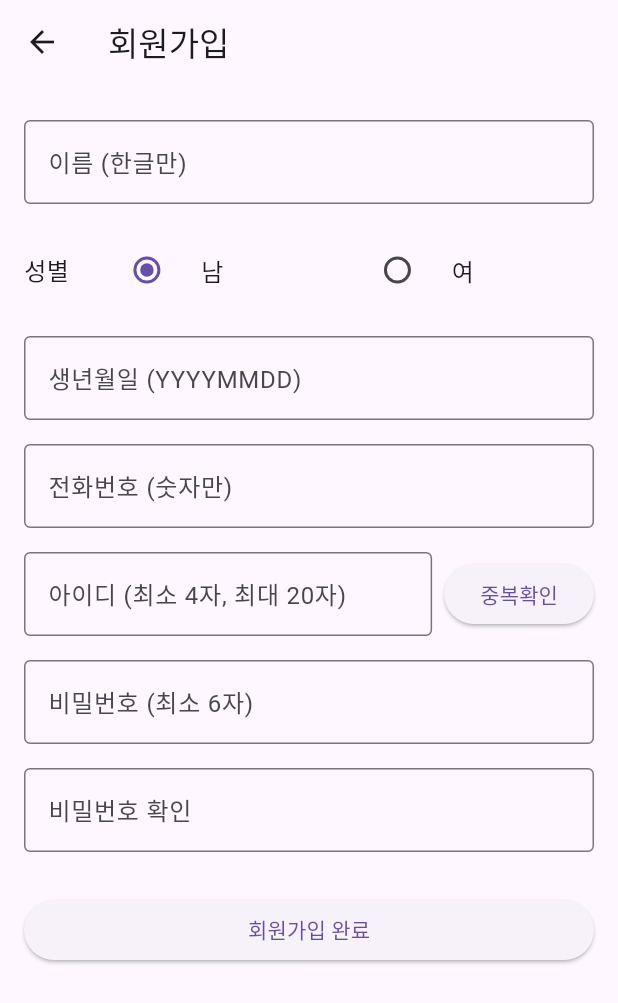
After one commit to Leeyeon52/yolo-flutter-app0709, a Flutter app: the screen it shows after launch, after a tap on "회원가입 하기", on a phone screen of 412 x 824 dp. The commit adds this screen. Shown: the top 1003 px of the screen. Run offline on Flutter 3.47's test engine with Material 3 defaults, Android fonts, the phone set to English and light mode, and no system bars; our stand-ins replace go_router, image_picker, plugin_platform_interface.

Commit message:
로그인아무값이나 넣어야함, 회원가입화면 붙여놨음

```diff
--- a/example/lib/main.dart
+++ b/example/lib/main.dart
@@ -1,24 +1,35 @@
 import 'package:flutter/material.dart';
-import 'presentation/screens/login_screen.dart';
+import 'package:go_router/go_router.dart';
+import 'package:provider/provider.dart';
+
+import 'presentation/viewmodel/auth_viewmodel.dart';
+import 'services/router.dart';
 
 void main() {
-  const String globalBaseUrl = "https://d9988bfda490.ngrok-free.app"; // 여기에 실제 백엔드 URL을 입력하세요.
-
+  const String globalBaseUrl = "https://d9988bfda490.ngrok-free.app";
   runApp(
-    const YOLOExampleApp(baseUrl: globalBaseUrl),
+    MultiProvider(
+      providers: [
+        ChangeNotifierProvider(
+          create: (_) => AuthViewModel(baseUrl: globalBaseUrl),
+        ),
+      ],
+      child: YOLOExampleApp(baseUrl: globalBaseUrl),
+    ),
   );
 }
 
 class YOLOExampleApp extends StatelessWidget {
-  final String baseUrl; // baseUrl을 받을 수 있도록 필드 추가
+  final String baseUrl;
 
-  const YOLOExampleApp({super.key, required this.baseUrl}); // 생성자에 baseUrl 추가
+  const YOLOExampleApp({super.key, required this.baseUrl});
+
   @override
   Widget build(BuildContext context) {
-    return MaterialApp(
+    return MaterialApp.router(
       title: 'YOLO Plugin Example',
-      home: LoginScreen(baseUrl: baseUrl), // LoginScreen에 baseUrl 전달 (LoginScreen 수정 필요)
       debugShowCheckedModeBanner: false,
+      routerConfig: createRouter(baseUrl),
     );
   }
 }
--- /dev/null
+++ b/example/lib/presentation/model/user.dart
@@ -0,0 +1,48 @@
+class User {
+  final int id; // 백엔드의 id에 해당
+  final String username;
+  final String? name; // nullable String
+  final String? gender; // nullable String
+  final String? birth; // nullable String
+  final String? phone; // nullable String
+  final String? address; // nullable String
+
+  User({
+    required this.id,
+    required this.username,
+    this.name,
+    this.gender,
+    this.birth,
+    this.phone,
+    this.address,
+  });
+
+  // JSON 데이터로부터 User 객체를 생성하는 팩토리 생성자
+  factory User.fromJson(Map<String, dynamic> json) {
+    // 백엔드 응답이 {"id": ..., "username": ...} 형태이므로,
+    // json['id']와 json['username']을 직접 참조해야 합니다.
+    return User(
+      id: json['id'] as int, // ✅ 이 부분이 json['userId']가 아닌 json['id']여야 합니다.
+      username: json['username'] as String, // 백엔드 응답의 'username'을 String 타입으로 파싱
+      // 로그인 응답에 없는 필드들은 null-safe하게 처리
+      name: json['name'] as String?,
+      gender: json['gender'] as String?,
+      birth: json['birth'] as String?,
+      phone: json['phone'] as String?,
+      address: json['address'] as String?,
+    );
+  }
+
+  // User 객체를 JSON으로 변환하는 메서드 (필요시)
+  Map<String, dynamic> toJson() {
+    return {
+      'id': id,
+      'username': username,
+      'name': name,
+      'gender': gender,
+      'birth': birth,
+      'phone': phone,
+      'address': address,
+    };
+  }
+}
--- a/example/lib/presentation/screens/camera_inference_screen.dart
+++ b/example/lib/presentation/screens/camera_inference_screen.dart
@@ -2,9 +2,9 @@ import 'package:flutter/material.dart';
 import 'package:ultralytics_yolo/yolo.dart';
 import 'package:ultralytics_yolo/yolo_result.dart';
 import 'package:ultralytics_yolo/yolo_view.dart';
-import '../../models/model_type.dart';
-import '../../models/slider_type.dart';
-import '../../services/model_manager.dart';
+import '/models/model_type.dart';
+import '/models/slider_type.dart';
+import '/services/model_manager.dart';
 import 'dart:io';
 import 'dart:typed_data';
 import 'package:flutter/services.dart' show rootBundle;
--- /dev/null
+++ b/example/lib/presentation/screens/register_screen.dart
@@ -0,0 +1,312 @@
+import 'package:flutter/material.dart';
+import 'package:flutter/services.dart';
+import 'package:go_router/go_router.dart';
+import 'package:provider/provider.dart';
+import '/presentation/viewmodel/auth_viewmodel.dart';
+
+class RegisterScreen extends StatefulWidget {
+  const RegisterScreen({super.key});
+
+  @override
+  State<RegisterScreen> createState() => _RegisterScreenState();
+}
+
+class _RegisterScreenState extends State<RegisterScreen> {
+  final _formKey = GlobalKey<FormState>();
+  final _nameController = TextEditingController();
+  String _selectedGender = 'M';
+  final _birthController = TextEditingController();
+  final _phoneController = TextEditingController();
+  final _userIdController = TextEditingController();
+  final _passwordController = TextEditingController();
+  final _confirmController = TextEditingController();
+
+  bool _isDuplicate = true;
+  bool _isIdChecked = false;
+
+  @override
+  void dispose() {
+    _nameController.dispose();
+    _birthController.dispose();
+    _phoneController.dispose();
+    _userIdController.dispose();
+    _passwordController.dispose();
+    _confirmController.dispose();
+    super.dispose();
+  }
+
+  Future<void> _checkDuplicateId() async {
+    final viewModel = context.read<AuthViewModel>();
+    final id = _userIdController.text.trim();
+
+    if (id.length < 4) {
+      _showSnack('아이디는 최소 4자 이상이어야 합니다');
+      setState(() {
+        _isIdChecked = false;
+        _isDuplicate = true;
+      });
+      return;
+    }
+
+    final exists = await viewModel.checkUserIdDuplicate(id);
+    setState(() {
+      _isIdChecked = true;
+      _isDuplicate = (exists ?? true);
+    });
+
+    if (viewModel.duplicateCheckErrorMessage != null) {
+      _showSnack(viewModel.duplicateCheckErrorMessage!);
+    } else if (exists == false) {
+      _showSnack('사용 가능한 아이디입니다');
+    } else if (exists == true) {
+      _showSnack('이미 사용 중인 아이디입니다');
+    } else {
+      _showSnack('아이디 중복 확인 중 오류 발생');
+    }
+  }
+
+  Future<void> _submit() async {
+    if (!_formKey.currentState!.validate()) {
+      _showSnack('모든 필드를 올바르게 입력해주세요.');
+      return;
+    }
+
+    if (!_isIdChecked) {
+      _showSnack('아이디 중복 확인이 필요합니다.');
+      return;
+    }
+
+    if (_isDuplicate) {
+      _showSnack('이미 사용 중인 아이디입니다. 다른 아이디를 사용해주세요.');
+      return;
+    }
+
+    final userData = {
+      'name': _nameController.text.trim(),
+      'gender': _selectedGender,
+      'birth': _birthController.text.trim(),
+      'phone': _phoneController.text.trim(),
+      'username': _userIdController.text.trim(),
+      'password': _passwordController.text.trim(),
+      'email': 'temp_email_${DateTime.now().millisecondsSinceEpoch}@example.com',
+    };
+
+    final viewModel = context.read<AuthViewModel>();
+    final error = await viewModel.registerUser(userData);
+
+    if (error == null) {
+      _showSnack('회원가입 성공!');
+      context.go('/login');
+    } else {
+      _showSnack(error);
+    }
+  }
+
+  void _showSnack(String msg) {
+    ScaffoldMessenger.of(context).showSnackBar(SnackBar(content: Text(msg)));
+  }
+
+  @override
+  Widget build(BuildContext context) {
+    final authViewModel = Provider.of<AuthViewModel>(context);
+
+    return Scaffold(
+      appBar: AppBar(
+        title: const Text('회원가입'),
+        leading: IconButton(
+          icon: const Icon(Icons.arrow_back),
+          onPressed: () => context.go('/login'),
+        ),
+      ),
+      body: Padding(
+        padding: const EdgeInsets.all(16),
+        child: Form(
+          key: _formKey,
+          autovalidateMode: AutovalidateMode.onUserInteraction,
+          child: ListView(
+            children: [
+              _buildTextField(_nameController, '이름 (한글만)', keyboardType: TextInputType.name),
+              _buildGenderSelector(),
+              _buildTextField(
+                _birthController,
+                '생년월일 (YYYYMMDD)',
+                maxLength: 10,
+                keyboardType: TextInputType.number,
+                inputFormatters: [DateInputFormatter()],
+              ),
+              _buildTextField(
+                _phoneController,
+                '전화번호 (숫자만)',
+                maxLength: 11,
+                keyboardType: TextInputType.phone,
+                inputFormatters: [FilteringTextInputFormatter.digitsOnly],
+              ),
+              Row(
+                children: [
+                  Expanded(
+                    child: _buildTextField(
+                      _userIdController,
+                      '아이디 (최소 4자, 최대 20자)',
+                      minLength: 4,
+                      maxLength: 20,
+                      onChanged: (_) {
+                        setState(() {
+                          _isIdChecked = false;
+                          _isDuplicate = true;
+                        });
+                      },
+                      errorText: authViewModel.duplicateCheckErrorMessage,
+                    ),
+                  ),
+                  const SizedBox(width: 8),
+                  ElevatedButton(
+                    onPressed: authViewModel.isCheckingUserId ? null : _checkDuplicateId,
+                    child: authViewModel.isCheckingUserId
+                        ? const SizedBox(
+                            width: 20,
+                            height: 20,
+                            child: CircularProgressIndicator(strokeWidth: 2),
+                          )
+                        : const Text('중복확인'),
+                  ),
+                ],
+              ),
+              _buildTextField(_passwordController, '비밀번호 (최소 6자)', isPassword: true, minLength: 6),
+              _buildTextField(_confirmController, '비밀번호 확인', isPassword: true),
+              const SizedBox(height: 20),
+              ElevatedButton(onPressed: _submit, child: const Text('회원가입 완료')),
+            ],
+          ),
+        ),
+      ),
+    );
+  }
+
+  Widget _buildTextField(
+    TextEditingController controller,
+    String label, {
+    bool isPassword = false,
+    int? maxLength,
+    int? minLength,
+    TextInputType? keyboardType,
+    ValueChanged<String>? onChanged,
+    List<TextInputFormatter>? inputFormatters,
+    String? errorText,
+  }) {
+    return Padding(
+      padding: const EdgeInsets.symmetric(vertical: 8),
+      child: TextFormField(
+        controller: controller,
+        obscureText: isPassword,
+        maxLength: maxLength,
+        keyboardType: keyboardType,
+        onChanged: onChanged,
+        inputFormatters: inputFormatters,
+        decoration: InputDecoration(
+          labelText: label,
+          border: const OutlineInputBorder(),
+          counterText: '',
+          errorText: errorText,
+        ),
+        validator: (value) {
+          if (value == null || value.trim().isEmpty) return '$label을 입력해주세요';
+          if (minLength != null && value.trim().length < minLength) {
+            return '$label은 ${minLength}자 이상이어야 합니다';
+          }
+          if (label == '비밀번호 확인' && value != _passwordController.text) {
+            return '비밀번호가 일치하지 않습니다';
+          }
+          if (label == '이름 (한글만)' && !RegExp(r'^[가-힣]+$').hasMatch(value)) {
+            return '이름은 한글만 입력 가능합니다';
+          }
+          if (label == '전화번호 (숫자만)' && !RegExp(r'^\d{10,11}$').hasMatch(value)) {
+            return '유효한 전화번호를 입력하세요 (숫자 10-11자리)';
+          }
+          if (label == '생년월일 (YYYYMMDD)') {
+            final RegExp dateRegex = RegExp(r'^\d{4}-\d{2}-\d{2}$');
+            if (!dateRegex.hasMatch(value)) return '형식은 YYYY-MM-DD로 입력해주세요';
+
+            try {
+              final parts = value.split('-');
+              final year = int.parse(parts[0]);
+              final month = int.parse(parts[1]);
+              final day = int.parse(parts[2]);
+
+              final now = DateTime.now();
+              final minYear = now.year - 150;
+              final maxYear = now.year;
+
+              if (year < minYear || year > maxYear) {
+                return '생년월일은 ${minYear}년부터 ${maxYear}년까지만 입력 가능합니다';
+              }
+              if (month < 1 || month > 12) {
+                return '월은 1~12 사이여야 합니다';
+              }
+
+              final date = DateTime(year, month, day);
+              if (date.month != month || date.day != day) {
+                return '존재하지 않는 날짜입니다';
+              }
+
+              if (date.isAfter(now)) {
+                return '생년월일은 오늘 이후일 수 없습니다';
+              }
+            } catch (_) {
+              return '올바른 생년월일을 입력해주세요';
+            }
+          }
+          return null;
+        },
+      ),
+    );
+  }
+
+  Widget _buildGenderSelector() {
+    return Padding(
+      padding: const EdgeInsets.symmetric(vertical: 8),
+      child: Row(
+        children: [
+          const Text('성별', style: TextStyle(fontSize: 16)),
+          const SizedBox(width: 16),
+          Expanded(
+            child: RadioListTile<String>(
+              title: const Text('남'),
+              value: 'M',
+              groupValue: _selectedGender,
+              onChanged: (value) => setState(() => _selectedGender = value!),
+            ),
+          ),
+          Expanded(
+            child: RadioListTile<String>(
+              title: const Text('여'),
+              value: 'F',
+              groupValue: _selectedGender,
+              onChanged: (value) => setState(() => _selectedGender = value!),
+            ),
+          ),
+        ],
+      ),
+    );
+  }
+}
+
+class DateInputFormatter extends TextInputFormatter {
+  @override
+  TextEditingValue formatEditUpdate(
+    TextEditingValue oldValue,
+    TextEditingValue newValue,
+  ) {
+    final text = newValue.text.replaceAll(RegExp(r'\D'), '');
+    String newText = '';
+
+    for (int i = 0; i < text.length && i < 8; i++) {
+      if (i == 4 || i == 6) newText += '-';
+      newText += text[i];
+    }
+
+    return newValue.copyWith(
+      text: newText,
+      selection: TextSelection.collapsed(offset: newText.length),
+    );
+  }
+}
--- /dev/null
+++ b/example/lib/services/router.dart
@@ -0,0 +1,48 @@
+import 'package:flutter/material.dart';
+import 'package:go_router/go_router.dart';
+
+import '/presentation/screens/login_screen.dart';
+import '/presentation/screens/home_screen.dart';
+import '/presentation/screens/camera_inference_screen.dart';
+import '/presentation/screens/web_placeholder_screen.dart';
+import '/presentation/screens/register_screen.dart'; // ✅ 추가
+
+GoRouter createRouter(String baseUrl) {
+  return GoRouter(
+    initialLocation: '/login',
+    routes: [
+      GoRoute(
+        path: '/login',
+        builder: (context, state) => LoginScreen(baseUrl: baseUrl),
+      ),
+      GoRoute(
+        path: '/register',
+        builder: (context, state) => const RegisterScreen(), // ✅ 회원가입 화면 연결
+      ),
+      GoRoute(
+        path: '/home',
+        builder: (context, state) {
+          final data = state.extra as Map<String, dynamic>? ?? {};
+          return HomeScreen(
+            baseUrl: data['baseUrl'] ?? '',
+            userId: data['userId'] ?? 'guest',
+          );
+        },
+      ),
+      GoRoute(
+        path: '/camera',
+        builder: (context, state) {
+          final data = state.extra as Map<String, dynamic>? ?? {};
+          return CameraInferenceScreen(
+            baseUrl: data['baseUrl'] ?? '',
+            userId: data['userId'] ?? 'guest',
+          );
+        },
+      ),
+      GoRoute(
+        path: '/web',
+        builder: (context, state) => const WebPlaceholderScreen(),
+      ),
+    ],
+  );
+}
```
Also changed, not shown: example/lib/presentation/screens/home_screen.dart (+8 -19 lines), example/lib/presentation/screens/login_screen.dart (+18 -14 lines), example/lib/presentation/viewmodel/auth_viewmodel.dart (added, +121 -0 lines), example/pubspec.yaml (+6 -5 lines), example/pubspec.lock.
